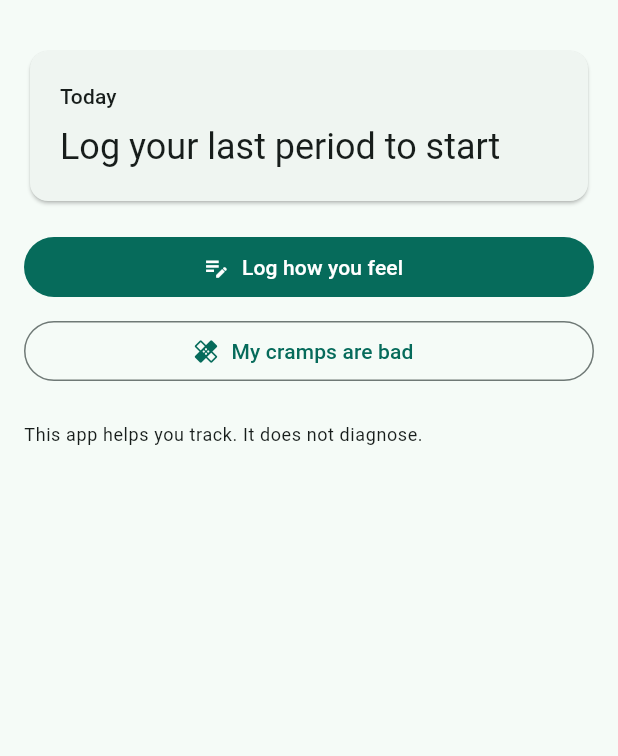
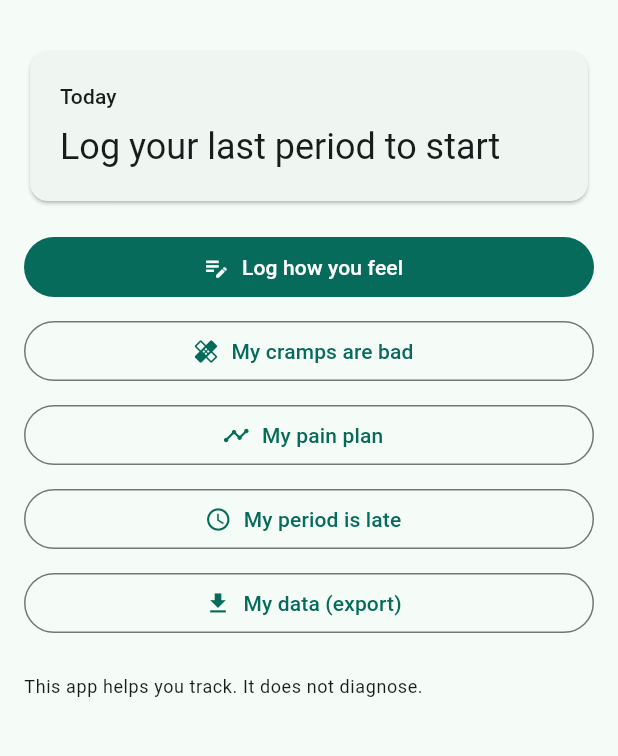
Before and after one commit to FavianaNoronha/menstrual-cycle-app, a Flutter app: the screen it shows after launch, on a phone screen of 412 x 824 dp, the part 63-819 px from its top. Run offline on Flutter 3.47's test engine with Material 3 defaults, Android fonts, the phone set to English and light mode, and no system bars.

Commit message:
App: expected-date range, irregular mode, pain plan, late help, data export (Dart port + tests)
Co-Authored-By: Claude Sonnet 5.5 <noreply@anthropic.com>
Claude-Session: https://claude.ai/code/session_01Tnj5t9NfehDVWWEBRqspzc

```diff
--- /dev/null
+++ b/apps/mobile/lib/engine/cycle_engine.dart
@@ -0,0 +1,168 @@
+/// Dart port of the parts of packages/cycle_engine the app needs offline:
+/// range prediction (with irregular mode and "this date is wrong" feedback) and the
+/// personal pain "function line". Keep in step with the Python engine and its tests.
+library;
+
+import 'dart:math';
+
+const int defaultCycleDays = 28;
+const int maxHistory = 12;
+const int outlierDays = 90;
+const int irregularSpreadDays = 9;
+const int normalCycleMin = 21;
+const int normalCycleMax = 38;
+const int missWidenDays = 2;
+const int maxMissWidenPresses = 3;
+
+const int defaultLine = 6;
+const int minCyclesForPersonalLine = 2;
+const int lineFloor = 3;
+const int lineCeiling = 9;
+
+DateTime dateOnly(DateTime d) => DateTime(d.year, d.month, d.day);
+DateTime addDays(DateTime d, int n) => DateTime(d.year, d.month, d.day + n);
+int daysBetween(DateTime a, DateTime b) => dateOnly(b).difference(dateOnly(a)).inDays;
+
+class Prediction {
+  const Prediction({
+    required this.earliest,
+    required this.likely,
+    required this.latest,
+    required this.irregular,
+    required this.lowConfidence,
+  });
+
+  final DateTime earliest;
+  final DateTime likely;
+  final DateTime latest;
+  final bool irregular;
+  final bool lowConfidence;
+}
+
+/// Days between consecutive period starts, oldest first.
+List<int> cycleLengths(List<DateTime> starts) {
+  final sorted = [...starts.map(dateOnly)]..sort();
+  return [for (var i = 1; i < sorted.length; i++) daysBetween(sorted[i - 1], sorted[i])];
+}
+
+/// 3+ cycles that vary a lot or sit outside the normal 21-38 day interval.
+bool isIrregular(List<int> lengths) {
+  if (lengths.length < 3) return false;
+  final spread = lengths.reduce(max) - lengths.reduce(min);
+  return spread >= irregularSpreadDays || lengths.any((n) => n < normalCycleMin || n > normalCycleMax);
+}
+
+double _percentile(List<double> sorted, double q) {
+  if (sorted.length == 1) return sorted.first;
+  final pos = q * (sorted.length - 1);
+  final lo = pos.floor();
+  final hi = min(lo + 1, sorted.length - 1);
+  return sorted[lo] + (sorted[hi] - sorted[lo]) * (pos - lo);
+}
+
+double _median(List<double> sorted) {
+  final n = sorted.length;
+  return n.isOdd ? sorted[n ~/ 2] : (sorted[n ~/ 2 - 1] + sorted[n ~/ 2]) / 2;
+}
+
+/// Next period as an honest range. Returns null until one period is logged.
+Prediction? predictNextPeriod(List<DateTime> periodStarts, {int misses = 0}) {
+  if (periodStarts.isEmpty) return null;
+  final sortedStarts = [...periodStarts.map(dateOnly)]..sort();
+  final last = sortedStarts.last;
+  var lengths = cycleLengths(sortedStarts).where((n) => n < outlierDays).toList();
+  if (lengths.length > maxHistory) lengths = lengths.sublist(lengths.length - maxHistory);
+
+  if (lengths.isEmpty) {
+    return Prediction(
+      earliest: addDays(last, defaultCycleDays - 7),
+      likely: addDays(last, defaultCycleDays),
+      latest: addDays(last, defaultCycleDays + 7),
+      irregular: false,
+      lowConfidence: true,
+    );
+  }
+
+  final values = lengths.map((n) => n.toDouble()).toList()..sort();
+  final mid = _median(values);
+  final irregular = isIrregular(lengths);
+  double lo;
+  double hi;
+  if (irregular) {
+    lo = values.first;
+    hi = values.last;
+  } else if (values.length >= 4) {
+    lo = _percentile(values, 0.10);
+    hi = _percentile(values, 0.90);
+  } else {
+    lo = values.first - 2;
+    hi = values.last + 2;
+  }
+  final widen = missWidenDays * min(misses, maxMissWidenPresses);
+  lo -= widen;
+  hi += widen;
+  final spread = hi - lo;
+  final low = irregular || misses > 0 || !(values.length >= 3 && spread <= 8);
+  return Prediction(
+    earliest: addDays(last, lo.round()),
+    likely: addDays(last, mid.round()),
+    latest: addDays(last, hi.round()),
+    irregular: irregular,
+    lowConfidence: low,
+  );
+}
+
+class PainEntry {
+  const PainEntry({required this.day, required this.score, required this.stoppedSomething});
+  final DateTime day;
+  final int score;
+  final bool stoppedSomething;
+}
+
+class FunctionLine {
+  const FunctionLine(this.score, {required this.personal, required this.cyclesUsed});
+  final int score;
+  final bool personal; // false = typical starting value
+  final int cyclesUsed;
+}
+
+class PainPlan {
+  const PainPlan({required this.line, required this.cyclesOverLine, required this.repeats});
+  final FunctionLine line;
+  final int cyclesOverLine; // of the last 3 cycles with pain logs
+  final bool repeats; // at or above the line in 2+ recent cycles: suggest a doctor
+}
+
+List<List<PainEntry>> _painByPeriod(List<DateTime> starts, List<PainEntry> pain) {
+  final sorted = [...starts.map(dateOnly)]..sort();
+  return [
+    for (final s in sorted)
+      pain.where((p) {
+        final d = dateOnly(p.day);
+        return !d.isBefore(addDays(s, -2)) && !d.isAfter(addDays(s, 6));
+      }).toList(),
+  ];
+}
+
+/// Median, across cycles, of the lowest pain score on a day pain stopped something she does.
+FunctionLine functionLine(List<DateTime> starts, List<PainEntry> pain) {
+  final groups = _painByPeriod(starts, pain).where((g) => g.isNotEmpty);
+  final lowest = <double>[
+    for (final g in groups)
+      if (g.any((p) => p.stoppedSomething)) g.where((p) => p.stoppedSomething).map((p) => p.score).reduce(min).toDouble(),
+  ];
+  if (lowest.length < minCyclesForPersonalLine) {
+    return FunctionLine(defaultLine, personal: false, cyclesUsed: lowest.length);
+  }
+  lowest.sort();
+  final score = max(lineFloor, min(lineCeiling, _median(lowest).round()));
+  return FunctionLine(score, personal: true, cyclesUsed: lowest.length);
+}
+
+PainPlan painPlan(List<DateTime> starts, List<PainEntry> pain) {
+  final line = functionLine(starts, pain);
+  var groups = _painByPeriod(starts, pain).where((g) => g.isNotEmpty).toList();
+  if (groups.length > 3) groups = groups.sublist(groups.length - 3);
+  final over = groups.where((g) => g.map((p) => p.score).reduce(max) >= line.score).length;
+  return PainPlan(line: line, cyclesOverLine: over, repeats: over >= 2);
+}
--- a/apps/mobile/lib/l10n/strings.dart
+++ b/apps/mobile/lib/l10n/strings.dart
@@ -1,4 +1,6 @@
 import 'package:flutter/widgets.dart';
+
+import 'bot_strings.g.dart';
 
 /// UI strings for the five launch languages.
 ///
@@ -28,8 +30,15 @@ class S {
 
   static S of(BuildContext context) => S(Localizations.localeOf(context));
 
+  /// Replaces {name} placeholders, e.g. fmt('plan_head', {'line': '6', 'basis': '...'}).
+  String fmt(String key, Map<String, String> params) {
+    var text = get(key);
+    params.forEach((name, value) => text = text.replaceAll('{$name}', value));
+    return text;
+  }
+
   String get(String key) {
-    final entry = _strings[key];
+    final entry = _strings[key] ?? botStrings[key];
     if (entry == null) return key;
     return entry[locale.languageCode] ?? entry['en'] ?? key;
   }
@@ -181,5 +190,33 @@ class S {
       'te': 'ఈ యాప్ ట్రాక్ చేయడంలో సహాయపడుతుంది. ఇది రోగ నిర్ధారణ చేయదు.',
       'ta': 'இந்த ஆப் பதிவு செய்ய உதவுகிறது. இது நோயறிதல் செய்யாது.',
     },
+    'myPlan': {'en': 'My pain plan', 'hi': 'मेरा दर्द प्लान', 'kn': 'ನನ್ನ ನೋವಿನ ಯೋಜನೆ', 'te': 'నా నొప్పి ప్లాన్', 'ta': 'என் வலித் திட்டம்'},
+    'periodLate': {'en': 'My period is late', 'hi': 'पीरियड देर से है', 'kn': 'ಮುಟ್ಟು ತಡವಾಗಿದೆ', 'te': 'పీరియడ్ ఆలస్యం', 'ta': 'மாதவிடாய் தாமதம்'},
+    'myData': {'en': 'My data (export)', 'hi': 'मेरा डेटा (एक्सपोर्ट)', 'kn': 'ನನ್ನ ಡೇಟಾ (ಎಕ್ಸ್‌ಪೋರ್ಟ್)', 'te': 'నా డేటా (ఎక్స్‌పోర్ట్)', 'ta': 'என் தரவு (ஏற்றுமதி)'},
+    'predictionWrong': {'en': 'This date is wrong', 'hi': 'यह तारीख़ ग़लत है', 'kn': 'ಈ ದಿನಾಂಕ ತಪ್ಪು', 'te': 'ఈ తేదీ తప్పు', 'ta': 'இந்தத் தேதி தவறு'},
+    'copy': {'en': 'Copy', 'hi': 'कॉपी करें', 'kn': 'ಕಾಪಿ ಮಾಡಿ', 'te': 'కాపీ చేయండి', 'ta': 'நகலெடு'},
+    'copied': {'en': 'Copied', 'hi': 'कॉपी हो गया', 'kn': 'ಕಾಪಿ ಆಯಿತು', 'te': 'కాపీ అయింది', 'ta': 'நகலெடுக்கப்பட்டது'},
+    'checkRange': {'en': 'Show my expected dates', 'hi': 'मेरी अनुमानित तारीखें दिखाएँ', 'kn': 'ನನ್ನ ನಿರೀಕ್ಷಿತ ದಿನಾಂಕಗಳನ್ನು ತೋರಿಸಿ', 'te': 'నా అంచనా తేదీలు చూపించు', 'ta': 'என் எதிர்பார்க்கும் தேதிகளைக் காட்டு'},
+    'irregularNote': {
+      'en': 'Your cycles vary quite a lot, so a wide range is shown instead of one date. If they keep varying this much, a doctor can check for common causes like PCOS or thyroid.',
+      'hi': 'आपके साइकिल में काफ़ी फ़र्क़ रहता है, इसलिए एक तारीख की जगह चौड़ी रेंज दिखाई गई है। अगर इतना फ़र्क़ बना रहे तो डॉक्टर PCOS या थायरॉइड जैसी आम वजहें जाँच सकते हैं।',
+      'kn': 'ನಿಮ್ಮ ಚಕ್ರಗಳಲ್ಲಿ ಸಾಕಷ್ಟು ವ್ಯತ್ಯಾಸವಿದೆ, ಆದ್ದರಿಂದ ಒಂದು ದಿನಾಂಕದ ಬದಲು ವಿಶಾಲ ಶ್ರೇಣಿ ತೋರಿಸಲಾಗಿದೆ. ಇಷ್ಟು ವ್ಯತ್ಯಾಸ ಮುಂದುವರಿದರೆ, PCOS ಅಥವಾ ಥೈರಾಯ್ಡ್‌ನಂತಹ ಸಾಮಾನ್ಯ ಕಾರಣಗಳನ್ನು ವೈದ್ಯರು ಪರೀಕ್ಷಿಸಬಹುದು.',
+      'te': 'మీ సైకిల్స్‌లో చాలా తేడా ఉంది, అందుకే ఒక తేదీ బదులు విస్తృత రేంజ్ చూపిస్తున్నాం. ఇంత తేడా కొనసాగితే, PCOS లేదా థైరాయిడ్ వంటి సాధారణ కారణాలను డాక్టర్ పరీక్షించగలరు.',
+      'ta': 'உங்கள் சுழற்சிகளில் நிறைய வேறுபாடு உள்ளது, அதனால் ஒரு தேதிக்குப் பதிலாக பரந்த வரம்பு காட்டப்படுகிறது. இவ்வளவு வேறுபாடு தொடர்ந்தால், PCOS அல்லது தைராய்டு போன்ற பொதுவான காரணங்களை மருத்துவர் பரிசோதிக்கலாம்.',
+    },
+    'doctorNote': {
+      'en': 'Your last cycles reached that level more than once. Pain that repeatedly stops your day is worth showing a doctor.',
+      'hi': 'पिछले साइकिल में कई बार दर्द इस स्तर तक पहुँचा। जो दर्द बार-बार आपका दिन रोके, उसे डॉक्टर को दिखाना चाहिए।',
+      'kn': 'ಕಳೆದ ಚಕ್ರಗಳಲ್ಲಿ ನೋವು ಒಂದಕ್ಕಿಂತ ಹೆಚ್ಚು ಬಾರಿ ಆ ಮಟ್ಟ ತಲುಪಿದೆ. ಪದೇ ಪದೇ ನಿಮ್ಮ ದಿನ ನಿಲ್ಲಿಸುವ ನೋವನ್ನು ವೈದ್ಯರಿಗೆ ತೋರಿಸುವುದು ಒಳ್ಳೆಯದು.',
+      'te': 'గత సైకిల్స్‌లో నొప్పి ఒకటి కంటే ఎక్కువసార్లు ఆ స్థాయికి చేరింది. తరచుగా మీ రోజును ఆపే నొప్పిని డాక్టర్‌కు చూపించడం మంచిది.',
+      'ta': 'கடந்த சுழற்சிகளில் வலி ஒருமுறைக்கு மேல் அந்த அளவை எட்டியது. அடிக்கடி உங்கள் நாளைத் தடுக்கும் வலியை மருத்துவரிடம் காட்டுவது நல்லது.',
+    },
+    'promiseApp': {
+      'en': 'Our promise: tracking your cycle, pain and mood is free, forever. No paywall on your own data. Never sold, never used for ads. You can export or delete everything any time. We earn only from things you choose, like a doctor consult, never from your data.',
+      'hi': 'हमारा वादा: आपके साइकिल, दर्द और मूड की ट्रैकिंग हमेशा मुफ़्त है। आपके अपने डेटा पर कोई पेवॉल नहीं। कभी बेचा नहीं जाएगा, विज्ञापन में इस्तेमाल नहीं होगा। आप कभी भी सब कुछ एक्सपोर्ट या डिलीट कर सकती हैं। हमारी कमाई सिर्फ़ उन चीज़ों से है जो आप चुनें, जैसे डॉक्टर से सलाह, आपके डेटा से कभी नहीं।',
+      'kn': 'ನಮ್ಮ ಭರವಸೆ: ನಿಮ್ಮ ಚಕ್ರ, ನೋವು ಮತ್ತು ಮನಸ್ಥಿತಿ ಟ್ರ್ಯಾಕಿಂಗ್ ಯಾವಾಗಲೂ ಉಚಿತ. ನಿಮ್ಮ ಸ್ವಂತ ಡೇಟಾಗೆ ಪೇವಾಲ್ ಇಲ್ಲ. ಎಂದಿಗೂ ಮಾರಾಟವಿಲ್ಲ, ಜಾಹೀರಾತಿಗೆ ಬಳಕೆಯಿಲ್ಲ. ಯಾವಾಗ ಬೇಕಾದರೂ ಎಲ್ಲವನ್ನೂ ಎಕ್ಸ್‌ಪೋರ್ಟ್ ಅಥವಾ ಡಿಲೀಟ್ ಮಾಡಬಹುದು. ನಮ್ಮ ಆದಾಯ ನೀವು ಆಯ್ಕೆ ಮಾಡುವ ವಿಷಯಗಳಿಂದ ಮಾತ್ರ, ಉದಾ. ವೈದ್ಯರ ಸಲಹೆ, ನಿಮ್ಮ ಡೇಟಾದಿಂದ ಎಂದಿಗೂ ಅಲ್ಲ.',
+      'te': 'మా వాగ్దానం: మీ సైకిల్, నొప్పి, మూడ్ ట్రాకింగ్ ఎప్పటికీ ఉచితం. మీ స్వంత డేటాపై పేవాల్ లేదు. ఎప్పుడూ అమ్మము, ప్రకటనలకు వాడము. ఎప్పుడైనా అన్నీ ఎక్స్‌పోర్ట్ లేదా డిలీట్ చేయవచ్చు. మా ఆదాయం మీరు ఎంచుకునే వాటి నుండే, ఉదా. డాక్టర్ సలహా, మీ డేటా నుండి ఎప్పుడూ కాదు.',
+      'ta': 'எங்கள் வாக்குறுதி: உங்கள் சுழற்சி, வலி, மனநிலை கண்காணிப்பு எப்போதும் இலவசம். உங்கள் சொந்தத் தரவுக்கு பேவால் இல்லை. ஒருபோதும் விற்கமாட்டோம், விளம்பரத்துக்குப் பயன்படுத்தமாட்டோம். எப்போது வேண்டுமானாலும் எல்லாவற்றையும் ஏற்றுமதி செய்யலாம் அல்லது அழிக்கலாம். நாங்கள் சம்பாதிப்பது நீங்கள் தேர்ந்தெடுக்கும் சேவைகளிலிருந்து மட்டுமே, உதாரணம் மருத்துவ ஆலோசனை, உங்கள் தரவிலிருந்து ஒருபோதும் இல்லை.',
+    },
   };
 }
--- /dev/null
+++ b/apps/mobile/lib/screens/plan_screen.dart
@@ -0,0 +1,39 @@
+import 'package:flutter/material.dart';
+
+import '../engine/cycle_engine.dart';
+import '../l10n/strings.dart';
+
+/// Her personal pain line and a plan. Never names a medicine or a dose.
+class PlanScreen extends StatelessWidget {
+  const PlanScreen({super.key, required this.starts, required this.pain});
+
+  final List<DateTime> starts;
+  final List<PainEntry> pain;
+
+  @override
+  Widget build(BuildContext context) {
+    final s = S.of(context);
+    final plan = painPlan(starts, pain);
+    final basis = s.get(plan.line.personal ? 'line_basis_personal' : 'line_basis_default');
+    return Scaffold(
+      appBar: AppBar(title: Text(s.get('myPlan'))),
+      body: ListView(
+        padding: const EdgeInsets.all(16),
+        children: [
+          Text(s.fmt('plan_head', {'line': '${plan.line.score}', 'basis': basis}),
+              style: Theme.of(context).textTheme.titleMedium),
+          const SizedBox(height: 12),
+          Text(s.get('plan_steps')),
+          if (plan.repeats) ...[
+            const SizedBox(height: 12),
+            Card(
+              child: Padding(padding: const EdgeInsets.all(16), child: Text(s.get('doctorNote'))),
+            ),
+          ],
+          const SizedBox(height: 24),
+          Text(s.get('notDiagnosis'), style: Theme.of(context).textTheme.bodySmall),
+        ],
+      ),
+    );
+  }
+}
--- a/apps/mobile/lib/screens/today_screen.dart
+++ b/apps/mobile/lib/screens/today_screen.dart
@@ -1,8 +1,12 @@
 import 'package:flutter/material.dart';
 
+import '../engine/cycle_engine.dart';
 import '../l10n/strings.dart';
+import 'data_screen.dart';
+import 'late_screen.dart';
 import 'log_sheet.dart';
 import 'pain_relief_screen.dart';
+import 'plan_screen.dart';
 
 /// Home screen. Data is held in memory for now; the encrypted local store and
 /// sync with the Cycle Companion API come next (see docs/ARCHITECTURE.md).
@@ -18,6 +22,17 @@ class TodayScreen extends StatefulWidget {
 class _TodayScreenState extends State<TodayScreen> {
   DateTime? _lastPeriodStart;
   final List<DailyLog> _logs = [];
+  int _misses = 0; // times she tapped "this date is wrong"
+
+  List<DateTime> get _starts => [
+        for (final l in _logs)
+          if (l.periodStarted) l.day,
+      ];
+
+  List<PainEntry> get _pain => [
+        for (final l in _logs)
+          if (l.pain > 0) PainEntry(day: l.day, score: l.pain, stoppedSomething: l.impacts.isNotEmpty),
+      ];
 
   int? get _cycleDay {
     final start = _lastPeriodStart;
@@ -64,6 +79,8 @@ class _TodayScreenState extends State<TodayScreen> {
   Widget build(BuildContext context) {
     final s = S.of(context);
     final day = _cycleDay;
+    final pred = predictNextPeriod(_starts, misses: _misses);
+    String fmtDate(DateTime d) => '${d.day.toString().padLeft(2, '0')}/${d.month.toString().padLeft(2, '0')}';
     return Scaffold(
       appBar: AppBar(
         title: Text(s.get('appTitle')),
@@ -94,6 +111,37 @@ class _TodayScreenState extends State<TodayScreen> {
               ),
             ),
           ),
+          if (pred != null) ...[
+            const SizedBox(height: 8),
+            Card(
+              child: Padding(
+                padding: const EdgeInsets.all(16),
+                child: Column(
+                  crossAxisAlignment: CrossAxisAlignment.start,
+                  children: [
+                    Text(s.fmt('status', {
+                      'cycle_day': '${day ?? 1}',
+                      'likely': fmtDate(pred.likely),
+                      'earliest': fmtDate(pred.earliest),
+                      'latest': fmtDate(pred.latest),
+                    })),
+                    if (pred.irregular) ...[
+                      const SizedBox(height: 8),
+                      Text(s.get('irregularNote'), style: Theme.of(context).textTheme.bodySmall),
+                    ],
+                    TextButton(
+                      onPressed: () => setState(() {
+                        _misses++;
+                        ScaffoldMessenger.of(context)
+                            .showSnackBar(SnackBar(content: Text(s.get('wrong_ack').trim())));
+                      }),
+                      child: Text(s.get('predictionWrong')),
+                    ),
+                  ],
+                ),
+              ),
+            ),
+          ],
           const SizedBox(height: 16),
           FilledButton.icon(
             onPressed: _openLog,
@@ -108,6 +156,30 @@ class _TodayScreenState extends State<TodayScreen> {
             icon: const Icon(Icons.healing),
             label: Text(s.get('crampsBad')),
           ),
+          const SizedBox(height: 8),
+          OutlinedButton.icon(
+            onPressed: () => Navigator.of(context).push(
+              MaterialPageRoute<void>(builder: (_) => PlanScreen(starts: _starts, pain: _pain)),
+            ),
+            icon: const Icon(Icons.timeline),
+            label: Text(s.get('myPlan')),
+          ),
+          const SizedBox(height: 8),
+          OutlinedButton.icon(
+            onPressed: () => Navigator.of(context).push(
+              MaterialPageRoute<void>(builder: (_) => LateScreen(starts: _starts, misses: _misses)),
+            ),
+            icon: const Icon(Icons.schedule),
+            label: Text(s.get('periodLate')),
+          ),
+          const SizedBox(height: 8),
+          OutlinedButton.icon(
+            onPressed: () => Navigator.of(context).push(
+              MaterialPageRoute<void>(builder: (_) => DataScreen(logs: _logs)),
+            ),
+            icon: const Icon(Icons.download),
+            label: Text(s.get('myData')),
+          ),
           const SizedBox(height: 24),
           Text(s.get('notDiagnosis'), style: Theme.of(context).textTheme.bodySmall),
         ],
```
Also changed, not shown: apps/mobile/lib/engine/export.dart (added, +31 -0 lines), apps/mobile/lib/screens/data_screen.dart (added, +42 -0 lines), apps/mobile/lib/screens/late_screen.dart (added, +41 -0 lines), apps/mobile/lib/l10n/bot_strings.g.dart (added), 5 other files.
